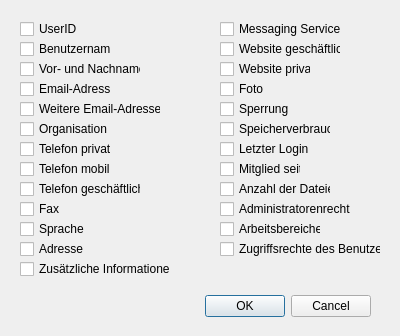
Before: the Qt Designer form ui/SetColoumnDialog.ui in floriandotorg/bumm, drawn with Qt 5.
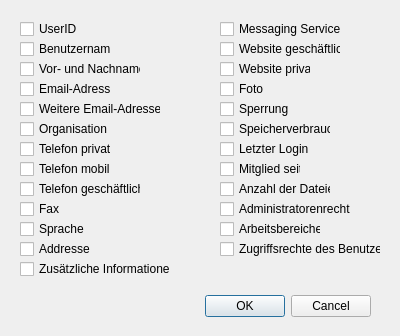
After: the same form once the commit is applied.

Commit message: Aktualisierung des Files

Patch:
```diff
--- a/ui/SetColoumnDialog.ui
+++ b/ui/SetColoumnDialog.ui
@@ -181,7 +181,7 @@
     </rect>
    </property>
    <property name="text" >
-    <string>Adresse</string>
+    <string>Addresse</string>
    </property>
   </widget>
   <widget class="QCheckBox" name="_chkbox_url_homepage" >
```
Left out of the diff: 10 changed lines with no effect on the pictures.
